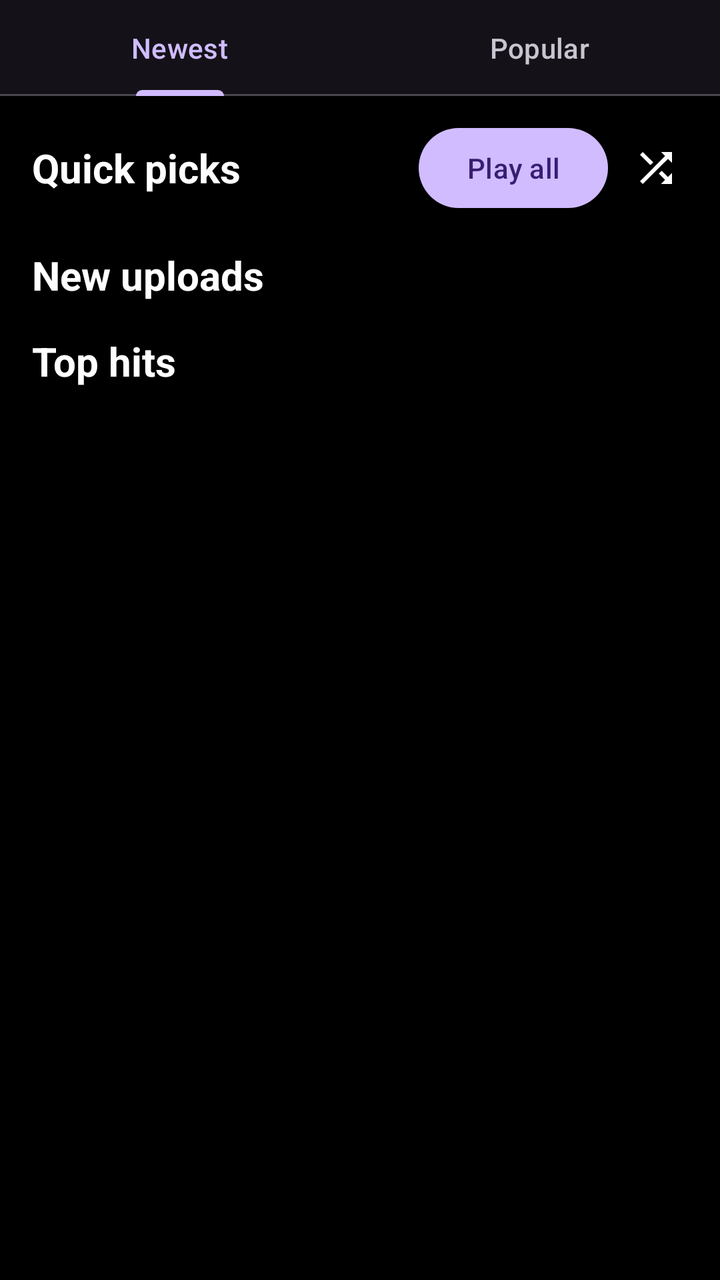
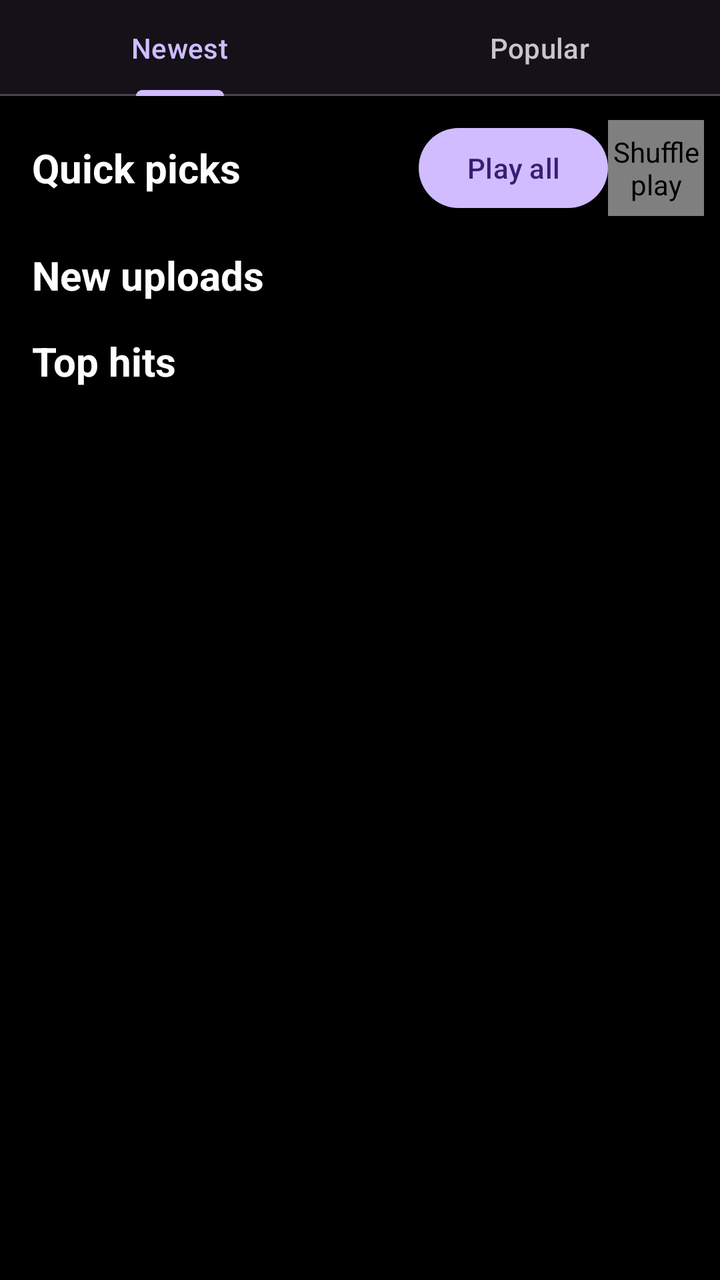

Compare the two renders of this Android layout. The source of the first and the diff that turns it into the second are given below.
<!-- AndroidManifest.xml: application theme Theme.WatchShark -->
<!-- res/layout/fragment_music.xml -->
<?xml version="1.0" encoding="utf-8"?>
<LinearLayout xmlns:android="http://schemas.android.com/apk/res/android"
    android:layout_width="match_parent"
    android:layout_height="match_parent"
    android:background="@android:color/black"
    android:orientation="vertical">

    <com.google.android.material.tabs.TabLayout
        android:id="@+id/music_tabs"
        android:layout_width="match_parent"
        android:layout_height="wrap_content">

        <com.google.android.material.tabs.TabItem
            android:layout_width="wrap_content"
            android:layout_height="wrap_content"
            android:text="Newest" />

        <com.google.android.material.tabs.TabItem
            android:layout_width="wrap_content"
            android:layout_height="wrap_content"
            android:text="Popular" />
    </com.google.android.material.tabs.TabLayout>

    <ScrollView
        android:layout_width="match_parent"
        android:layout_height="0dp"
        android:layout_weight="1">

        <LinearLayout
            android:layout_width="match_parent"
            android:layout_height="wrap_content"
            android:orientation="vertical"
            android:paddingBottom="16dp">

            <LinearLayout
                android:id="@+id/sec_quick"
                android:layout_width="match_parent"
                android:layout_height="wrap_content"
                android:orientation="vertical">

                <LinearLayout
                    android:layout_width="match_parent"
                    android:layout_height="wrap_content"
                    android:gravity="center_vertical"
                    android:orientation="horizontal"
                    android:paddingStart="16dp"
                    android:paddingEnd="8dp"
                    android:paddingTop="12dp">

                    <TextView
                        android:layout_width="0dp"
                        android:layout_height="wrap_content"
                        android:layout_weight="1"
                        android:text="Quick picks"
                        android:textColor="@android:color/white"
                        android:textSize="20sp"
                        android:textStyle="bold" />

                    <com.google.android.material.button.MaterialButton
                        android:id="@+id/qp_playall"
                        android:layout_width="wrap_content"
                        android:layout_height="wrap_content"
                        android:text="Play all" />

                    <ImageButton
                        android:id="@+id/qp_shuffle"
                        android:layout_width="48dp"
                        android:layout_height="48dp"
                        android:background="?attr/selectableItemBackgroundBorderless"
                        android:src="@drawable/ic_shuffle"
                        android:contentDescription="Shuffle play" />
                </LinearLayout>

                <androidx.recyclerview.widget.RecyclerView
                    android:id="@+id/tracklist"
                    android:layout_width="match_parent"
                    android:layout_height="wrap_content"
                    android:nestedScrollingEnabled="false" />
            </LinearLayout>

            <LinearLayout
                android:id="@+id/sec_new"
                android:layout_width="match_parent"
                android:layout_height="wrap_content"
                android:orientation="vertical">

                <TextView
                    android:layout_width="match_parent"
                    android:layout_height="wrap_content"
                    android:paddingStart="16dp"
                    android:paddingTop="16dp"
                    android:text="New uploads"
                    android:textColor="@android:color/white"
                    android:textSize="20sp"
                    android:textStyle="bold" />

                <HorizontalScrollView
                    android:layout_width="match_parent"
                    android:layout_height="wrap_content"
                    android:clipToPadding="false"
                    android:paddingStart="8dp"
                    android:paddingEnd="8dp"
                    android:scrollbars="none">

                    <LinearLayout
                        android:id="@+id/new_row"
                        android:layout_width="wrap_content"
                        android:layout_height="wrap_content"
                        android:orientation="horizontal" />
                </HorizontalScrollView>
            </LinearLayout>

            <LinearLayout
                android:id="@+id/sec_top"
                android:layout_width="match_parent"
                android:layout_height="wrap_content"
                android:orientation="vertical">

                <TextView
                    android:layout_width="match_parent"
                    android:layout_height="wrap_content"
                    android:paddingStart="16dp"
                    android:paddingTop="16dp"
                    android:text="Top hits"
                    android:textColor="@android:color/white"
                    android:textSize="20sp"
                    android:textStyle="bold" />

                <HorizontalScrollView
                    android:layout_width="match_parent"
                    android:layout_height="wrap_content"
                    android:clipToPadding="false"
                    android:paddingStart="8dp"
                    android:paddingEnd="8dp"
                    android:scrollbars="none">

                    <LinearLayout
                        android:id="@+id/top_row"
                        android:layout_width="wrap_content"
                        android:layout_height="wrap_content"
                        android:orientation="horizontal" />
                </HorizontalScrollView>
            </LinearLayout>
        </LinearLayout>
    </ScrollView>

    <LinearLayout
        android:id="@+id/mini_bar"
        android:layout_width="match_parent"
        android:layout_height="wrap_content"
        android:background="@drawable/gradient_bottom"
        android:orientation="vertical"
        android:visibility="gone">

        <com.google.android.material.slider.Slider
            android:id="@+id/mini_seek"
            android:layout_width="match_parent"
            android:layout_height="wrap_content"
            android:valueFrom="0"
            android:valueTo="1000"
            android:stepSize="1" />

        <LinearLayout
            android:layout_width="match_parent"
            android:layout_height="wrap_content"
            android:gravity="center_vertical"
            android:orientation="horizontal"
            android:paddingStart="8dp"
            android:paddingEnd="8dp"
            android:paddingBottom="8dp">

            <ImageView
                android:id="@+id/mini_thumb"
                android:layout_width="44dp"
                android:layout_height="44dp"
                android:background="#000000"
                android:scaleType="centerCrop" />

            <LinearLayout
                android:id="@+id/mini_meta"
                android:layout_width="0dp"
                android:layout_height="wrap_content"
                android:layout_weight="1"
                android:layout_marginStart="8dp"
                android:orientation="vertical">

                <TextView
                    android:id="@+id/mini_title"
                    android:layout_width="match_parent"
                    android:layout_height="wrap_content"
                    android:ellipsize="end"
                    android:maxLines="1"
                    android:textColor="@android:color/white"
                    android:textSize="14sp" />

                <TextView
                    android:id="@+id/mini_artist"
                    android:layout_width="match_parent"
                    android:layout_height="wrap_content"
                    android:ellipsize="end"
                    android:maxLines="1"
                    android:textColor="#AAAAAA"
                    android:textSize="12sp" />
            </LinearLayout>

            <ImageButton
                android:id="@+id/mini_prev"
                android:layout_width="44dp"
                android:layout_height="44dp"
                android:background="@drawable/pill_bg"
                android:src="@drawable/ic_skip_previous"
                android:contentDescription="Previous" />

            <ImageButton
                android:id="@+id/mini_play"
                android:layout_width="48dp"
                android:layout_height="48dp"
                android:layout_marginStart="4dp"
                android:background="@drawable/pill_bg"
                android:src="@drawable/ic_play_arrow"
                android:contentDescription="Play" />

            <ImageButton
                android:id="@+id/mini_next"
                android:layout_width="44dp"
                android:layout_height="44dp"
                android:layout_marginStart="4dp"
                android:background="@drawable/pill_bg"
                android:src="@drawable/ic_skip_next"
                android:contentDescription="Next" />
        </LinearLayout>
    </LinearLayout>

    <ScrollView
        android:id="@+id/full_player"
        android:layout_width="match_parent"
        android:layout_height="wrap_content"
        android:background="#111111"
        android:visibility="gone">

        <LinearLayout
            android:layout_width="match_parent"
            android:layout_height="wrap_content"
            android:orientation="vertical"
            android:padding="16dp">

            <LinearLayout
                android:layout_width="match_parent"
                android:layout_height="wrap_content"
                android:gravity="center_vertical"
                android:orientation="horizontal">

                <ImageButton
                    android:id="@+id/full_close"
                    android:layout_width="44dp"
                    android:layout_height="44dp"
                    android:background="@drawable/pill_bg"
                    android:src="@drawable/ic_expand_more"
                    android:contentDescription="Collapse" />

                <TextView
                    android:layout_width="0dp"
                    android:layout_height="wrap_content"
                    android:layout_weight="1"
                    android:gravity="center"
                    android:text="Now playing"
                    android:textColor="#AAAAAA"
                    android:textSize="13sp" />

                <TextView
                    android:layout_width="44dp"
                    android:layout_height="wrap_content" />
            </LinearLayout>

            <ImageView
                android:id="@+id/full_art"
                android:layout_width="200dp"
                android:layout_height="200dp"
                android:layout_gravity="center_horizontal"
                android:layout_marginTop="8dp"
                android:background="#222222"
                android:scaleType="centerCrop" />

            <TextView
                android:id="@+id/full_title"
                android:layout_width="match_parent"
                android:layout_height="wrap_content"
                android:layout_marginTop="12dp"
                android:ellipsize="end"
                android:gravity="center"
                android:maxLines="1"
                android:textColor="@android:color/white"
                android:textSize="18sp"
                android:textStyle="bold" />

            <TextView
                android:id="@+id/full_artist"
                android:layout_width="match_parent"
                android:layout_height="wrap_content"
                android:gravity="center"
                android:textColor="#AAAAAA"
                android:textSize="14sp" />

            <com.google.android.material.slider.Slider
                android:id="@+id/seek"
                android:layout_width="match_parent"
                android:layout_height="wrap_content"
                android:valueFrom="0"
                android:valueTo="1000"
                android:stepSize="1" />

            <LinearLayout
                android:layout_width="match_parent"
                android:layout_height="wrap_content"
                android:orientation="horizontal">

                <TextView
                    android:id="@+id/time_cur"
                    android:layout_width="0dp"
                    android:layout_height="wrap_content"
                    android:layout_weight="1"
                    android:text="0:00"
                    android:textColor="#AAAAAA"
                    android:textSize="12sp" />

                <TextView
                    android:id="@+id/time_dur"
                    android:layout_width="wrap_content"
                    android:layout_height="wrap_content"
                    android:text="0:00"
                    android:textColor="#AAAAAA"
                    android:textSize="12sp" />
            </LinearLayout>

            <LinearLayout
                android:layout_width="match_parent"
                android:layout_height="wrap_content"
                android:gravity="center"
                android:orientation="horizontal">

                <ImageButton
                    android:id="@+id/full_prev"
                    android:layout_width="52dp"
                    android:layout_height="52dp"
                    android:background="@drawable/pill_bg"
                    android:src="@drawable/ic_skip_previous"
                    android:contentDescription="Previous" />

                <ImageButton
                    android:id="@+id/full_play"
                    android:layout_width="64dp"
                    android:layout_height="64dp"
                    android:layout_marginStart="12dp"
                    android:layout_marginEnd="12dp"
                    android:background="@drawable/pill_bg"
                    android:src="@drawable/ic_play_arrow"
                    android:contentDescription="Play" />

                <ImageButton
                    android:id="@+id/full_next"
                    android:layout_width="52dp"
                    android:layout_height="52dp"
                    android:background="@drawable/pill_bg"
                    android:src="@drawable/ic_skip_next"
                    android:contentDescription="Next" />
            </LinearLayout>

            <TextView
                android:layout_width="match_parent"
                android:layout_height="wrap_content"
                android:layout_marginTop="12dp"
                android:text="Up next"
                android:textColor="@android:color/white"
                android:textSize="16sp"
                android:textStyle="bold" />

            <androidx.recyclerview.widget.RecyclerView
                android:id="@+id/queue_list"
                android:layout_width="match_parent"
                android:layout_height="220dp"
                android:nestedScrollingEnabled="true" />
        </LinearLayout>
    </ScrollView>
</LinearLayout>
<!-- resources referenced by this layout -->
<resources>
  <!-- drawable gradient_bottom (drawable) -->
  <?xml version="1.0" encoding="utf-8"?>
  <shape xmlns:android="http://schemas.android.com/apk/res/android" android:shape="rectangle">
      <gradient
          android:angle="90"
          android:startColor="#00000000"
          android:endColor="#D8000000" />
  </shape>
  <!-- drawable ic_expand_more (drawable) -->
  <vector xmlns:android="http://schemas.android.com/apk/res/android"
      android:width="24dp"
      android:height="24dp"
      android:viewportWidth="24"
      android:viewportHeight="24">
      <path
          android:fillColor="#FFFFFF"
          android:pathData="M16.59 8.59L12 13.17 7.41 8.59 6 10l6 6 6-6z" />
  </vector>
  <!-- drawable ic_play_arrow (drawable) -->
  <vector xmlns:android="http://schemas.android.com/apk/res/android"
      android:width="24dp"
      android:height="24dp"
      android:viewportWidth="24"
      android:viewportHeight="24">
      <path
          android:fillColor="#FFFFFF"
          android:pathData="M8 5v14l11-7z" />
  </vector>
  <!-- drawable ic_shuffle (drawable) -->
  <vector xmlns:android="http://schemas.android.com/apk/res/android"
      android:width="24dp"
      android:height="24dp"
      android:viewportWidth="24"
      android:viewportHeight="24">
      <path
          android:fillColor="#FFFFFF"
          android:pathData="M10.59 9.17L5.41 4 4 5.41l5.17 5.17 1.42-1.41zM14.5 4l2.04 2.04L4 18.59 5.41 20 17.96 7.46 20 9.5V4h-5.5zm.33 9.41l-1.41 1.41 3.13 3.13L14.5 20H20v-5.5l-2.04 2.04-3.13-3.13z" />
  </vector>
  <!-- drawable ic_skip_next (drawable) -->
  <vector xmlns:android="http://schemas.android.com/apk/res/android"
      android:width="24dp"
      android:height="24dp"
      android:viewportWidth="24"
      android:viewportHeight="24">
      <path
          android:fillColor="#FFFFFF"
          android:pathData="M6 18l8.5-6L6 6v12zM16 6v12h2V6h-2z" />
  </vector>
  <!-- drawable ic_skip_previous (drawable) -->
  <vector xmlns:android="http://schemas.android.com/apk/res/android"
      android:width="24dp"
      android:height="24dp"
      android:viewportWidth="24"
      android:viewportHeight="24">
      <path
          android:fillColor="#FFFFFF"
          android:pathData="M6 6h2v12H6zm3.5 6l8.5 6V6z" />
  </vector>
  <!-- drawable pill_bg (drawable) -->
  <?xml version="1.0" encoding="utf-8"?>
  <shape xmlns:android="http://schemas.android.com/apk/res/android" android:shape="rectangle">
      <solid android:color="#2b2b2b" />
      <corners android:radius="24dp" />
  </shape>
  <style name="Theme.WatchShark" parent="Theme.Material3.Dark.NoActionBar">
          <item name="android:windowBackground">@android:color/black</item>
          <item name="android:statusBarColor">@android:color/black</item>
          <item name="android:navigationBarColor">@android:color/black</item>
      </style>
</resources>

<!-- the commit's change to res/layout/fragment_music.xml (unified diff, before → after) -->
@@ -1,5 +1,6 @@
 <?xml version="1.0" encoding="utf-8"?>
 <LinearLayout xmlns:android="http://schemas.android.com/apk/res/android"
+    xmlns:app="http://schemas.android.com/apk/res-auto"
     android:layout_width="match_parent"
     android:layout_height="match_parent"
     android:background="@android:color/black"
@@ -62,13 +63,14 @@
                         android:layout_height="wrap_content"
                         android:text="Play all" />
 
-                    <ImageButton
+                    <com.google.android.material.button.MaterialIconButton
                         android:id="@+id/qp_shuffle"
                         android:layout_width="48dp"
                         android:layout_height="48dp"
-                        android:background="?attr/selectableItemBackgroundBorderless"
                         android:src="@drawable/ic_shuffle"
-                        android:contentDescription="Shuffle play" />
+                        android:contentDescription="Shuffle play" 
+            app:backgroundTint="#2b2b2b"
+            app:tint="@android:color/white" />
                 </LinearLayout>
 
                 <androidx.recyclerview.widget.RecyclerView
@@ -203,31 +205,34 @@
                     android:textSize="12sp" />
             </LinearLayout>
 
-            <ImageButton
+            <com.google.android.material.button.MaterialIconButton
                 android:id="@+id/mini_prev"
                 android:layout_width="44dp"
                 android:layout_height="44dp"
-                android:background="@drawable/pill_bg"
                 android:src="@drawable/ic_skip_previous"
-                android:contentDescription="Previous" />
-
-            <ImageButton
+                android:contentDescription="Previous" 
+            app:backgroundTint="#2b2b2b"
+            app:tint="@android:color/white" />
+
+            <com.google.android.material.button.MaterialIconButton
                 android:id="@+id/mini_play"
                 android:layout_width="48dp"
                 android:layout_height="48dp"
                 android:layout_marginStart="4dp"
-                android:background="@drawable/pill_bg"
                 android:src="@drawable/ic_play_arrow"
-                android:contentDescription="Play" />
-
-            <ImageButton
+                android:contentDescription="Play" 
+            app:backgroundTint="#FFFFFF"
+            app:tint="@android:color/black" />
+
+            <com.google.android.material.button.MaterialIconButton
                 android:id="@+id/mini_next"
                 android:layout_width="44dp"
                 android:layout_height="44dp"
                 android:layout_marginStart="4dp"
-                android:background="@drawable/pill_bg"
                 android:src="@drawable/ic_skip_next"
-                android:contentDescription="Next" />
+                android:contentDescription="Next" 
+            app:backgroundTint="#2b2b2b"
+            app:tint="@android:color/white" />
         </LinearLayout>
     </LinearLayout>
 
@@ -250,13 +255,14 @@
                 android:gravity="center_vertical"
                 android:orientation="horizontal">
 
-                <ImageButton
+                <com.google.android.material.button.MaterialIconButton
                     android:id="@+id/full_close"
                     android:layout_width="44dp"
                     android:layout_height="44dp"
-                    android:background="@drawable/pill_bg"
                     android:src="@drawable/ic_expand_more"
-                    android:contentDescription="Collapse" />
+                    android:contentDescription="Collapse" 
+            app:backgroundTint="#2b2b2b"
+            app:tint="@android:color/white" />
 
                 <TextView
                     android:layout_width="0dp"
@@ -338,31 +344,34 @@
                 android:gravity="center"
                 android:orientation="horizontal">
 
-                <ImageButton
+                <com.google.android.material.button.MaterialIconButton
                     android:id="@+id/full_prev"
                     android:layout_width="52dp"
                     android:layout_height="52dp"
-                    android:background="@drawable/pill_bg"
                     android:src="@drawable/ic_skip_previous"
-                    android:contentDescription="Previous" />
-
-                <ImageButton
+                    android:contentDescription="Previous" 
+            app:backgroundTint="#2b2b2b"
+            app:tint="@android:color/white" />
+
+                <com.google.android.material.button.MaterialIconButton
                     android:id="@+id/full_play"
                     android:layout_width="64dp"
                     android:layout_height="64dp"
                     android:layout_marginStart="12dp"
                     android:layout_marginEnd="12dp"
-                    android:background="@drawable/pill_bg"
                     android:src="@drawable/ic_play_arrow"
-                    android:contentDescription="Play" />
-
-                <ImageButton
+                    android:contentDescription="Play" 
+            app:backgroundTint="#FFFFFF"
+            app:tint="@android:color/black" />
+
+                <com.google.android.material.button.MaterialIconButton
                     android:id="@+id/full_next"
                     android:layout_width="52dp"
                     android:layout_height="52dp"
-                    android:background="@drawable/pill_bg"
                     android:src="@drawable/ic_skip_next"
-                    android:contentDescription="Next" />
+                    android:contentDescription="Next" 
+            app:backgroundTint="#2b2b2b"
+            app:tint="@android:color/white" />
             </LinearLayout>
 
             <TextView
<!-- resource entries referenced after the edit -->
@@ -58,12 +58,6 @@
           android:fillColor="#FFFFFF"
           android:pathData="M6 6h2v12H6zm3.5 6l8.5 6V6z" />
   </vector>
-  <!-- drawable pill_bg (drawable) -->
-  <?xml version="1.0" encoding="utf-8"?>
-  <shape xmlns:android="http://schemas.android.com/apk/res/android" android:shape="rectangle">
-      <solid android:color="#2b2b2b" />
-      <corners android:radius="24dp" />
-  </shape>
   <style name="Theme.WatchShark" parent="Theme.Material3.Dark.NoActionBar">
           <item name="android:windowBackground">@android:color/black</item>
           <item name="android:statusBarColor">@android:color/black</item>
